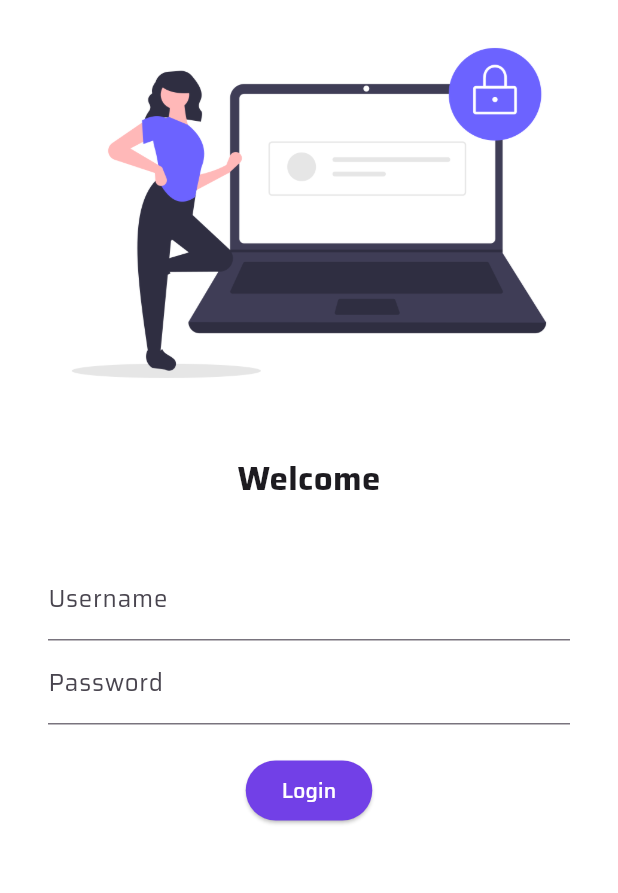
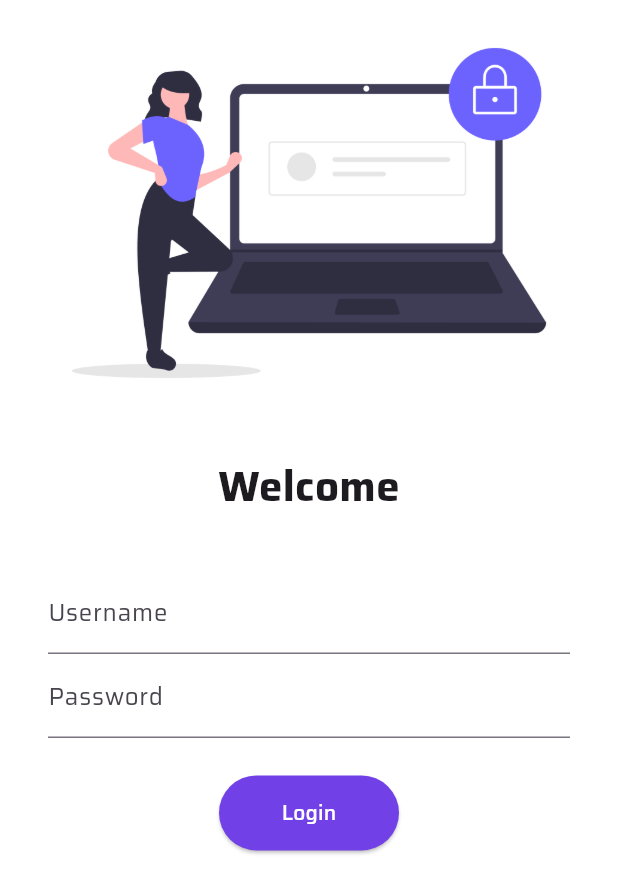
Before and after one commit to me-vivek-kr/FlutterLearn, a Flutter app: the LoginPage screen opened by its route, on a phone screen of 412 x 824 dp. Shown: the top 893 px of the screen. Run offline on Flutter 3.47's test engine with Material 3 defaults, Android fonts, the phone set to English and light mode, and no system bars; our stand-ins replace google_fonts.

Commit message:
Day2 Complete

```diff
--- a/lib/main.dart
+++ b/lib/main.dart
@@ -1,5 +1,6 @@
 import 'package:flutter/material.dart';
 import 'package:flutterlearn/pages/login_page.dart';
+import 'package:flutterlearn/utils/routes.dart';
 import 'package:google_fonts/google_fonts.dart';
 
 import 'pages/home_page.dart';
@@ -24,8 +25,8 @@ class MyApp extends StatelessWidget {
       initialRoute: "/home",
       routes: {
         "/": (context) => LoginPage(),
-        "/home": (context) => HomePage(),
-        "/login": (context) => LoginPage()
+        MyRoutes.homeRoute: (context) => HomePage(),
+        MyRoutes.loginRoute: (context) => LoginPage()
       },
     );
   }
--- a/lib/pages/login_page.dart
+++ b/lib/pages/login_page.dart
@@ -1,10 +1,15 @@
+import 'dart:ui';
+
 import 'package:flutter/material.dart';
+import 'package:flutter/widgets.dart';
+import 'package:flutterlearn/utils/routes.dart';
 
 class LoginPage extends StatelessWidget {
   @override
   Widget build(BuildContext context) {
     return Material(
       color: Colors.white,
+      child: SingleChildScrollView(
         child: Column(
           children: [
             Image.asset(
@@ -15,7 +20,7 @@ class LoginPage extends StatelessWidget {
             const Text(
               "Welcome",
               style: TextStyle(
-              fontSize: 22,
+                fontSize: 28,
                 fontWeight: FontWeight.bold,
               ),
             ),
@@ -37,23 +42,24 @@ class LoginPage extends StatelessWidget {
                       labelText: "Password",
                     ),
                   ),
-                SizedBox(height: 20.0),
+                  SizedBox(height: 25.0),
                   ElevatedButton(
                     onPressed: () {
-                    print("Clicked");
+                      Navigator.pushNamed(context, MyRoutes.homeRoute);
                     },
                     child: Text("Login"),
                     style: TextButton.styleFrom(
-                    foregroundColor: Colors.white, backgroundColor: Color.fromARGB(255, 114, 64, 231),
+                      foregroundColor: Colors.white,
+                      backgroundColor: Color.fromARGB(255, 114, 64, 231),
+                      minimumSize: Size(120, 50),
                     ),
-
-
                   )
                 ],
               ),
             )
           ],
         ),
+      ),
     );
   }
 }
--- /dev/null
+++ b/lib/utils/routes.dart
@@ -0,0 +1,4 @@
+class MyRoutes {
+  static String loginRoute = "/login";
+  static String homeRoute = "/home";
+}
```
Lines whose indentation alone changed are shown as unchanged.
